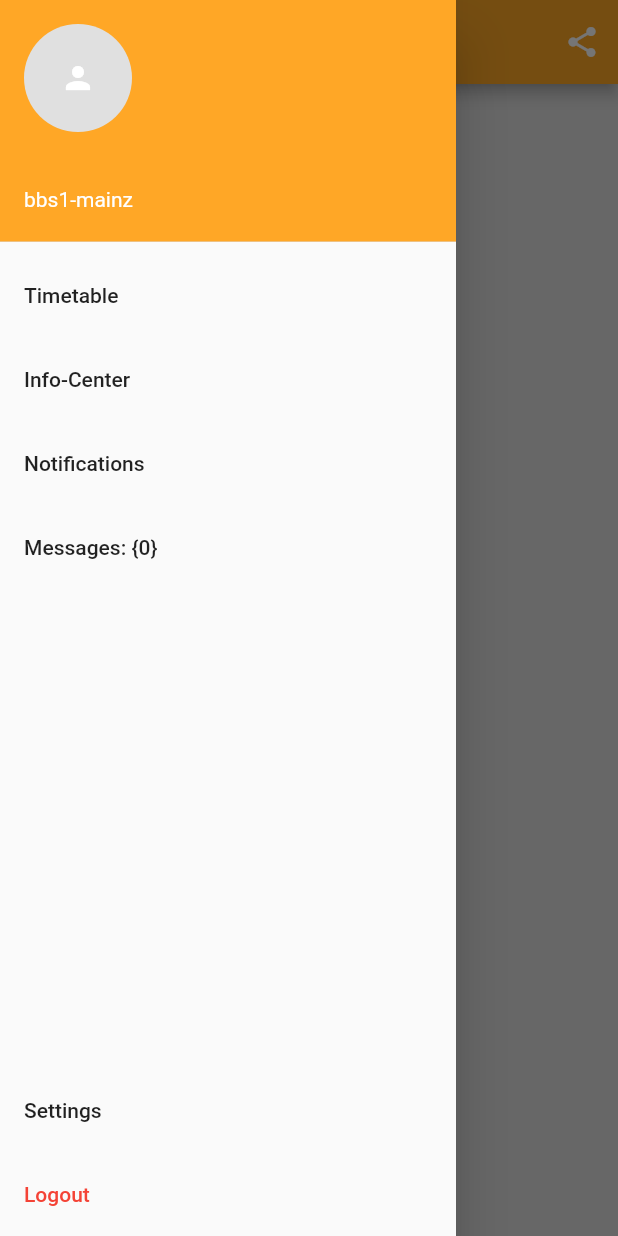
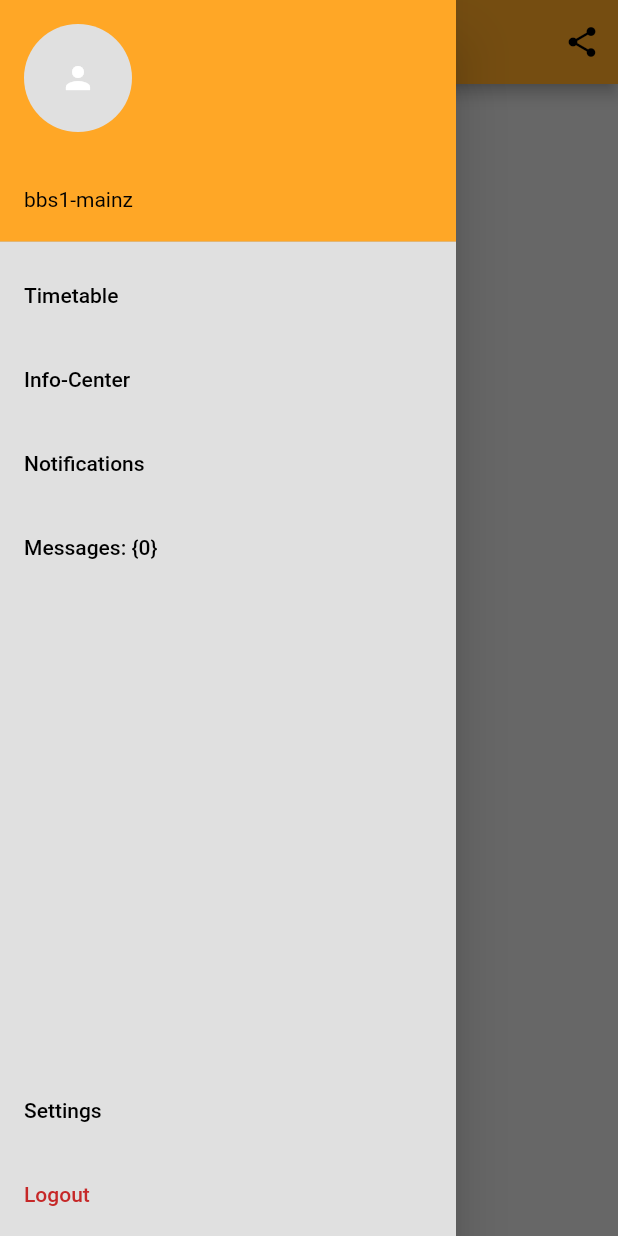
Before and after one commit to floodoo/SOL-Connect, a Flutter app: the TimeTableScreen screen opened by its route, with the side drawer open, on a phone screen of 412 x 824 dp. Run offline on Flutter 3.47's test engine with Material 2 defaults, Android fonts, the phone set to English and light mode, and no system bars; our stand-ins replace auto_size_text, file_picker, flutter_secure_storage, fluttericon, google_fonts, hooks_riverpod and 2 more; missing offline and left inert: excel, share_files_and_screenshot_widgets; accounts and stored records are empty.

Commit message:
#34 add theming

```diff
--- a/lib/main.dart
+++ b/lib/main.dart
@@ -35,7 +35,7 @@ class MyApp extends ConsumerWidget {
       routes: {
         LoginScreen.routeName: (context) => const LoginScreen(),
         CustomDrawer.routeName: (context) => const CustomDrawer(),
-        TimeTableScreen.routeName: (context) => const TimeTableScreen(),
+        TimeTableScreen.routeName: (context) => TimeTableScreen(theme: theme),
         SettingsScreen.routeName: (context) => const SettingsScreen(),
       },
     );
--- a/lib/ui/screens/time_table/time_table.screen.dart
+++ b/lib/ui/screens/time_table/time_table.screen.dart
@@ -9,20 +9,22 @@ import 'package:untis_phasierung/ui/screens/time_table/widgets/custom_time_table
 import 'package:untis_phasierung/ui/screens/time_table/widgets/custom_time_table_info_card.dart';
 import 'package:untis_phasierung/ui/screens/time_table/widgets/custom_time_table_hour_card.dart';
 import 'package:untis_phasierung/ui/shared/custom_drawer.dart';
+import 'package:untis_phasierung/ui/themes/app_theme.dart';
 
 class TimeTableScreen extends ConsumerWidget {
-  const TimeTableScreen({Key? key}) : super(key: key);
+  const TimeTableScreen({Key? key, required this.theme}) : super(key: key);
   static final routeName = (TimeTableScreen).toString();
+  final AppTheme theme;
 
   buildFirstTimeTableRow(TimeTableRange _timeTable) {
     List<Widget> timeTableList = [];
     for (int i = 0; i <= 5; i++) {
       if (i == 0) {
         timeTableList.add(
-          const CustomTimeTableCard(
+          CustomTimeTableCard(
             child: Icon(
               Icons.calendar_today_rounded,
-              color: Colors.white,
+              color: theme.colors.icon,
             ),
           ),
         );
@@ -121,15 +123,14 @@ class TimeTableScreen extends ConsumerWidget {
 
     return Scaffold(
       appBar: AppBar(
-        title: Text(
-          "Timetable",
-          style: TextStyle(color: theme.colors.text),
-        ),
+        title: Text("Timetable", style: TextStyle(color: theme.colors.text)),
+        iconTheme: IconThemeData(color: theme.colors.icon),
         backgroundColor: theme.colors.primary,
         actions: [
           IconButton(
             icon: Icon(
               Icons.adaptive.share_rounded,
+              color: theme.colors.icon,
             ),
             onPressed: () {
               ShareFilesAndScreenshotWidgets().shareScreenshot(
--- a/lib/ui/shared/custom_drawer.dart
+++ b/lib/ui/shared/custom_drawer.dart
@@ -35,42 +35,46 @@ class CustomDrawer extends ConsumerWidget {
       );
     }
 
-    return Drawer(
+    return Theme(
+      data: Theme.of(context).copyWith(
+        canvasColor: theme.colors.background,
+      ),
+      child: Drawer(
         child: Column(
           children: [
             UserAccountsDrawerHeader(
-            accountName: Text(username),
-            accountEmail: const Text("bbs1-mainz"),
+              accountName: Text(username, style: TextStyle(color: theme.colors.text)),
+              accountEmail: Text("bbs1-mainz", style: TextStyle(color: theme.colors.text)),
               currentAccountPicture: profilePicture,
               decoration: BoxDecoration(
                 color: theme.colors.primary,
               ),
             ),
             ListTile(
-            title: const Text("Timetable"),
+              title: Text("Timetable", style: TextStyle(color: theme.colors.text)),
               onTap: () => Navigator.popAndPushNamed(context, TimeTableScreen.routeName),
             ),
             ListTile(
-            title: const Text("Info-Center"),
+              title: Text("Info-Center", style: TextStyle(color: theme.colors.text)),
               onTap: () => Navigator.of(context).pop(),
             ),
             ListTile(
-            title: const Text("Notifications"),
+              title: Text("Notifications", style: TextStyle(color: theme.colors.text)),
               onTap: () => Navigator.of(context).pop(),
             ),
             ListTile(
-            title: const Text("Messages: {0}"),
+              title: Text("Messages: {0}", style: TextStyle(color: theme.colors.text)),
               onTap: () => Navigator.of(context).pop(),
             ),
             Expanded(child: Container()),
             ListTile(
-            title: const Text("Settings"),
+              title: Text("Settings", style: TextStyle(color: theme.colors.text)),
               onTap: () => Navigator.pushNamed(context, SettingsScreen.routeName),
             ),
             ListTile(
-            title: const Text(
+              title: Text(
                 "Logout",
-              style: TextStyle(color: Colors.red),
+                style: TextStyle(color: theme.colors.error),
               ),
               onTap: () {
                 ref.read(timeTableService).logout();
@@ -79,6 +83,7 @@ class CustomDrawer extends ConsumerWidget {
             ),
           ],
         ),
+      ),
     );
   }
 }
--- a/lib/ui/themes/app_colors.dart
+++ b/lib/ui/themes/app_colors.dart
@@ -5,10 +5,11 @@ class AppColors {
     required this.primary,
     required this.background,
     required this.text,
-    required this.textDark,
     required this.hintText,
     required this.error,
     required this.circleAvatar,
+    required this.icon,
+    // Phase colors
     required this.phaseFree,
     required this.phaseOrienting,
     required this.phaseReflection,
@@ -20,9 +21,10 @@ class AppColors {
   final Color background;
   final Color text;
   final Color hintText;
-  final Color textDark;
   final Color error;
   final Color circleAvatar;
+  final Color icon;
+  // Phase colors
   final Color phaseFree;
   final Color phaseOrienting;
   final Color phaseReflection;
@@ -34,10 +36,11 @@ class AppColors {
       primary: Colors.orange.shade400,
       background: Colors.grey.shade300,
       text: Colors.black,
-      textDark: Colors.black,
       hintText: Colors.black38,
       error: Colors.red.shade800,
       circleAvatar: Colors.white,
+      icon: Colors.black,
+      // Phase colors
       phaseFree: Colors.green.shade300,
       phaseOrienting: Colors.orange.shade300,
       phaseReflection: Colors.blue.shade300,
@@ -51,10 +54,11 @@ class AppColors {
       primary: Colors.grey.shade900,
       background: Colors.black,
       text: Colors.white,
-      textDark: Colors.black,
       hintText: Colors.white38,
       error: Colors.red.shade800,
       circleAvatar: Colors.white,
+      icon: Colors.white,
+      // Phase color
       phaseFree: Colors.green.shade300,
       phaseOrienting: Colors.orange.shade300,
       phaseReflection: Colors.blue.shade300,
```
Also changed, not shown: lib/ui/screens/settings/settings.screen.dart (+4 -4 lines). Lines whose indentation alone changed are shown as unchanged.
